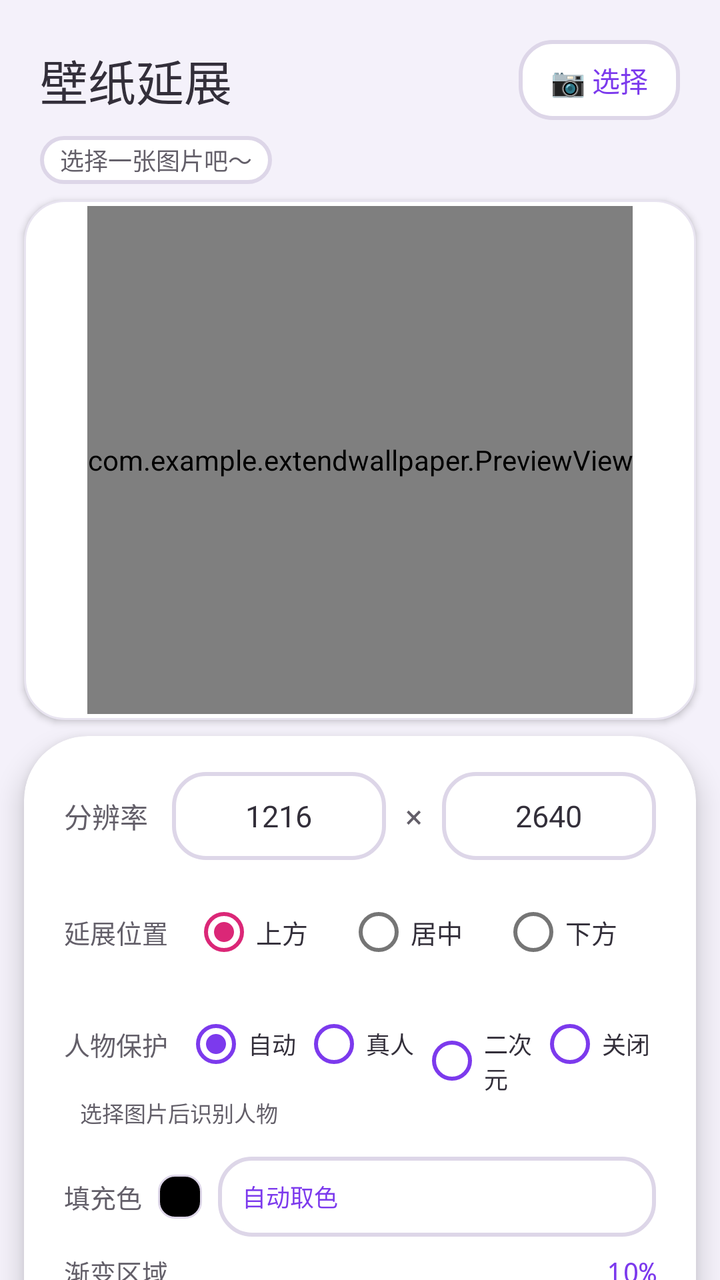
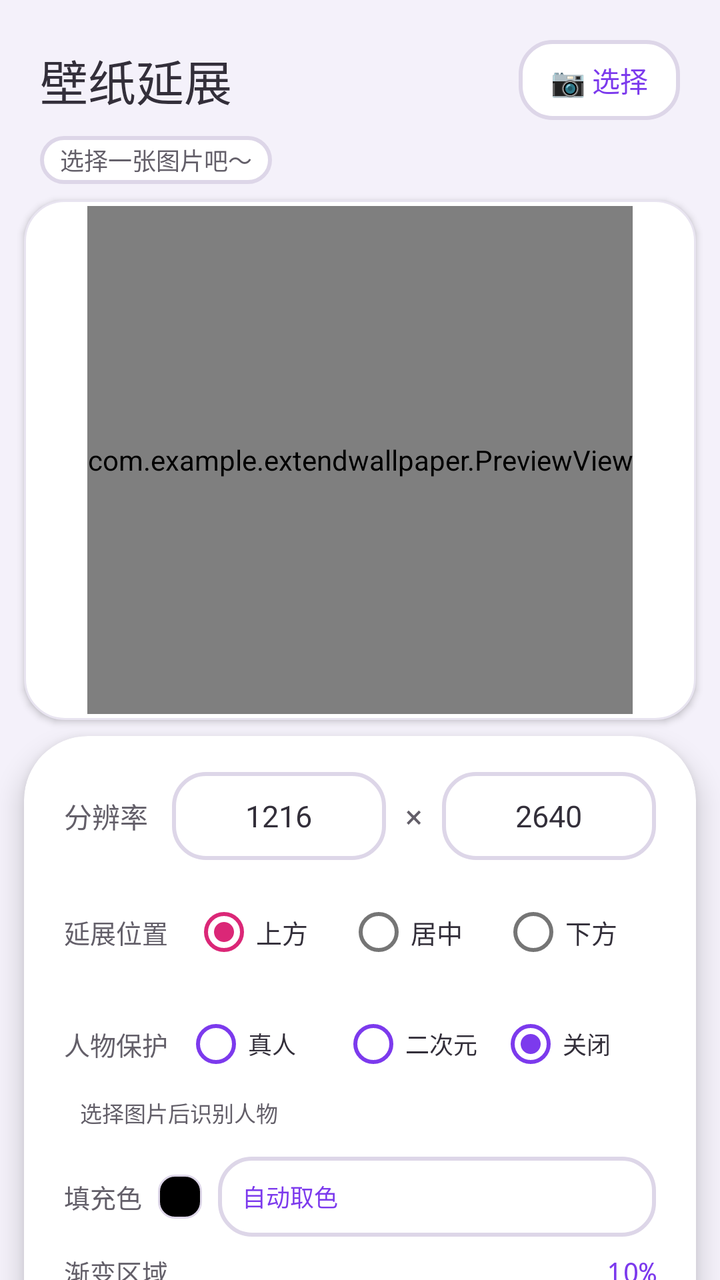

Two renders of the same Android screen: before a commit and after it. Below are the layout's source before the change and the commit's diff.
<!-- AndroidManifest.xml: application theme Theme.ExtendWallpaper -->
<!-- res/layout/activity_main.xml -->
<?xml version="1.0" encoding="utf-8"?>
<androidx.core.widget.NestedScrollView xmlns:android="http://schemas.android.com/apk/res/android"
    xmlns:app="http://schemas.android.com/apk/res-auto"
    android:layout_width="match_parent"
    android:layout_height="match_parent"
    android:background="@color/bg"
    android:fillViewport="true"
    android:fitsSystemWindows="true"
    android:clipToPadding="false"
    android:paddingBottom="12dp">

    <LinearLayout
        android:layout_width="match_parent"
        android:layout_height="wrap_content"
        android:orientation="vertical">

        
        <LinearLayout
            android:layout_width="match_parent"
            android:layout_height="56dp"
            android:gravity="center_vertical"
            android:paddingHorizontal="20dp"
            android:layout_marginTop="12dp">

            <TextView
                android:layout_width="0dp"
                android:layout_weight="1"
                android:layout_height="wrap_content"
                android:text="壁纸延展"
                android:textSize="24sp"
                android:textColor="@color/text_primary"
                android:fontFamily="sans-serif-medium" />

            <TextView
                android:id="@+id/btnPickImage"
                android:layout_width="wrap_content"
                android:layout_height="40dp"
                android:gravity="center"
                android:paddingHorizontal="16dp"
                android:text="📷 选择"
                android:textSize="14sp"
                android:textColor="@color/accent_primary"
                android:background="@drawable/input_field_bg"
                android:clickable="true"
                android:focusable="true" />
        </LinearLayout>

        <TextView
            android:id="@+id/tvImageInfo"
            android:layout_width="wrap_content"
            android:layout_height="24dp"
            android:layout_marginStart="20dp"
            android:layout_marginBottom="4dp"
            android:gravity="center_vertical"
            android:text="选择一张图片吧～"
            android:textSize="12sp"
            android:textColor="@color/text_muted"
            android:paddingHorizontal="10dp"
            android:background="@drawable/input_field_bg" />

        
        <FrameLayout
            android:layout_width="match_parent"
            android:layout_height="260dp"
            android:layout_marginHorizontal="12dp"
            android:layout_marginTop="4dp"
            android:layout_marginBottom="8dp"
            android:background="@drawable/preview_frame"
            android:elevation="2dp"
            android:gravity="center">

            <com.example.extendwallpaper.PreviewView
                android:id="@+id/previewView"
                android:layout_width="wrap_content"
                android:layout_height="match_parent"
                android:layout_gravity="center"
                android:layout_margin="3dp" />
        </FrameLayout>

        
        <androidx.cardview.widget.CardView
            android:layout_width="match_parent"
            android:layout_height="wrap_content"
            android:layout_marginHorizontal="12dp"
            android:layout_marginBottom="12dp"
            app:cardCornerRadius="32dp"
            app:cardElevation="8dp"
            app:cardBackgroundColor="@color/surface"
            android:clipChildren="false">

            <LinearLayout
                android:layout_width="match_parent"
                android:layout_height="wrap_content"
                android:orientation="vertical"
                android:paddingHorizontal="20dp"
                android:paddingTop="16dp"
                android:paddingBottom="20dp">

                <LinearLayout
                    android:layout_width="match_parent"
                    android:layout_height="48dp"
                    android:orientation="horizontal"
                    android:gravity="center_vertical"
                    android:layout_marginBottom="14dp">

                    <TextView
                        android:layout_width="wrap_content"
                        android:layout_height="wrap_content"
                        android:text="分辨率"
                        android:textSize="14sp"
                        android:textColor="@color/text_muted"
                        android:layout_marginEnd="12dp" />

                    <EditText
                        android:id="@+id/etPhoneWidth"
                        android:layout_width="0dp"
                        android:layout_weight="1"
                        android:layout_height="44dp"
                        android:inputType="number"
                        android:text="1216"
                        android:textColor="@color/text_primary"
                        android:textColorHint="#C4BFD0"
                        android:textSize="15sp"
                        android:gravity="center"
                        android:background="@drawable/input_field_bg" />

                    <TextView
                        android:layout_width="28dp"
                        android:layout_height="44dp"
                        android:gravity="center"
                        android:text="×"
                        android:textSize="16sp"
                        android:textColor="@color/text_muted" />

                    <EditText
                        android:id="@+id/etPhoneHeight"
                        android:layout_width="0dp"
                        android:layout_weight="1"
                        android:layout_height="44dp"
                        android:inputType="number"
                        android:text="2640"
                        android:textColor="@color/text_primary"
                        android:textColorHint="#C4BFD0"
                        android:textSize="15sp"
                        android:gravity="center"
                        android:background="@drawable/input_field_bg" />
                </LinearLayout>

                
                <LinearLayout
                    android:layout_width="match_parent"
                    android:layout_height="40dp"
                    android:orientation="horizontal"
                    android:gravity="center_vertical"
                    android:layout_marginBottom="8dp">

                    <TextView
                        android:layout_width="wrap_content"
                        android:layout_height="wrap_content"
                        android:text="延展位置"
                        android:textSize="13sp"
                        android:textColor="@color/text_muted"
                        android:layout_marginEnd="12dp" />

                    <RadioGroup
                        android:id="@+id/rgPosition"
                        android:layout_width="0dp"
                        android:layout_weight="1"
                        android:layout_height="wrap_content"
                        android:orientation="horizontal">

                        <RadioButton
                            android:id="@+id/rbTop"
                            android:layout_width="0dp"
                            android:layout_weight="1"
                            android:layout_height="wrap_content"
                            android:text="上方"
                            android:textSize="13sp"
                            android:textColor="@color/text_primary"
                            android:checked="true" />

                        <RadioButton
                            android:id="@+id/rbCenter"
                            android:layout_width="0dp"
                            android:layout_weight="1"
                            android:layout_height="wrap_content"
                            android:text="居中"
                            android:textSize="13sp"
                            android:textColor="@color/text_primary" />

                        <RadioButton
                            android:id="@+id/rbBottom"
                            android:layout_width="0dp"
                            android:layout_weight="1"
                            android:layout_height="wrap_content"
                            android:text="下方"
                            android:textSize="13sp"
                            android:textColor="@color/text_primary" />
                    </RadioGroup>
                </LinearLayout>

                
                <LinearLayout
                    android:layout_width="match_parent"
                    android:layout_height="wrap_content"
                    android:gravity="center_vertical"
                    android:layout_marginTop="4dp"
                    android:layout_marginBottom="2dp">

                    <TextView
                        android:layout_width="wrap_content"
                        android:layout_height="wrap_content"
                        android:text="人物保护"
                        android:textSize="13sp"
                        android:textColor="@color/text_muted"
                        android:layout_marginEnd="8dp" />

                    <RadioGroup
                        android:id="@+id/rgProtection"
                        android:layout_width="0dp"
                        android:layout_height="wrap_content"
                        android:layout_weight="1"
                        android:orientation="horizontal">

                        <RadioButton
                            android:id="@+id/rbProtectionAuto"
                            android:layout_width="0dp"
                            android:layout_height="wrap_content"
                            android:layout_weight="1"
                            android:buttonTint="@color/accent_primary"
                            android:text="自动"
                            android:textColor="@color/text_primary"
                            android:textSize="12sp"
                            android:checked="true" />

                        <RadioButton
                            android:id="@+id/rbProtectionReal"
                            android:layout_width="0dp"
                            android:layout_height="wrap_content"
                            android:layout_weight="1"
                            android:buttonTint="@color/accent_primary"
                            android:text="真人"
                            android:textColor="@color/text_primary"
                            android:textSize="12sp" />

                        <RadioButton
                            android:id="@+id/rbProtectionAnime"
                            android:layout_width="0dp"
                            android:layout_height="wrap_content"
                            android:layout_weight="1"
                            android:buttonTint="@color/accent_primary"
                            android:text="二次元"
                            android:textColor="@color/text_primary"
                            android:textSize="12sp" />

                        <RadioButton
                            android:id="@+id/rbProtectionOff"
                            android:layout_width="0dp"
                            android:layout_height="wrap_content"
                            android:layout_weight="1"
                            android:buttonTint="@color/accent_primary"
                            android:text="关闭"
                            android:textColor="@color/text_primary"
                            android:textSize="12sp" />
                    </RadioGroup>
                </LinearLayout>

                <LinearLayout
                    android:layout_width="match_parent"
                    android:layout_height="wrap_content"
                    android:gravity="center_vertical"
                    android:layout_marginBottom="4dp">

                    <ProgressBar
                        android:id="@+id/pbProtection"
                        style="?android:attr/progressBarStyleHorizontal"
                        android:layout_width="0dp"
                        android:layout_height="3dp"
                        android:layout_weight="1"
                        android:max="100"
                        android:progress="0"
                        android:progressTint="@color/accent_primary"
                        android:visibility="gone" />

                    <TextView
                        android:id="@+id/tvProtectionStatus"
                        android:layout_width="wrap_content"
                        android:layout_height="wrap_content"
                        android:layout_marginStart="8dp"
                        android:text="选择图片后识别人物"
                        android:textColor="@color/text_muted"
                        android:textSize="11sp" />
                </LinearLayout>

                <CheckBox
                    android:id="@+id/cbSameColor"
                    android:layout_width="wrap_content"
                    android:layout_height="wrap_content"
                    android:text="上下同色"
                    android:textSize="12sp"
                    android:textColor="@color/text_muted"
                    android:layout_marginTop="4dp"
                    android:checked="true"
                    android:visibility="gone" />

                
                <LinearLayout
                    android:layout_width="match_parent"
                    android:layout_height="44dp"
                    android:layout_marginTop="8dp"
                    android:gravity="center_vertical"
                    android:orientation="horizontal">

                    <TextView
                        android:layout_width="wrap_content"
                        android:layout_height="wrap_content"
                        android:text="填充色"
                        android:textSize="13sp"
                        android:textColor="@color/text_muted"
                        android:layout_marginEnd="8dp" />

                    <View
                        android:id="@+id/vColorSwatch"
                        android:layout_width="22dp"
                        android:layout_height="22dp"
                        android:layout_marginEnd="8dp"
                        android:background="@drawable/color_swatch" />

                    <TextView
                        android:id="@+id/tvColorMode"
                        android:layout_width="0dp"
                        android:layout_weight="1"
                        android:layout_height="40dp"
                        android:gravity="center_vertical"
                        android:paddingHorizontal="12dp"
                        android:text="自动取色"
                        android:textSize="12sp"
                        android:textColor="@color/accent_primary"
                        android:background="@drawable/input_field_bg"
                        android:clickable="true"
                        android:focusable="true"
                        android:contentDescription="打开填充颜色选择" />
                </LinearLayout>

                <LinearLayout
                    android:layout_width="match_parent"
                    android:layout_height="wrap_content"
                    android:gravity="center_vertical"
                    android:layout_marginTop="6dp"
                    android:layout_marginBottom="2dp">

                    <TextView
                        android:layout_width="0dp"
                        android:layout_weight="1"
                        android:layout_height="wrap_content"
                        android:text="渐变区域"
                        android:textSize="13sp"
                        android:textColor="@color/text_muted" />

                    <TextView
                        android:id="@+id/tvModifyZone"
                        android:layout_width="wrap_content"
                        android:layout_height="wrap_content"
                        android:text="10%"
                        android:textSize="14sp"
                        android:textColor="@color/accent_primary"
                        android:fontFamily="monospace" />
                </LinearLayout>

                <SeekBar
                    android:id="@+id/sbModifyZone"
                    android:layout_width="match_parent"
                    android:layout_height="24dp"
                    android:max="100"
                    android:progress="10"
                    android:thumbTint="@color/accent_primary"
                    android:progressTint="@color/accent_primary"
                    android:progressBackgroundTint="#E8E4F0"
                    android:layout_marginBottom="12dp" />

                <LinearLayout
                    android:id="@+id/btnGenerate"
                    android:layout_width="match_parent"
                    android:layout_height="56dp"
                    android:gravity="center"
                    android:background="@drawable/btn_primary"
                    android:clickable="true"
                    android:focusable="true"
                    android:elevation="4dp">

                    <ProgressBar
                        android:id="@+id/progressBar"
                        android:layout_width="20dp"
                        android:layout_height="20dp"
                        android:layout_marginEnd="8dp"
                        android:visibility="gone"
                        android:indeterminateTint="@color/text_on_primary" />

                    <TextView
                        android:layout_width="wrap_content"
                        android:layout_height="wrap_content"
                        android:text="生成壁纸 ✨"
                        android:textSize="16sp"
                        android:textColor="@color/text_on_primary"
                        android:fontFamily="sans-serif-medium" />
                </LinearLayout>

                <TextView
                    android:id="@+id/tvResult"
                    android:layout_width="match_parent"
                    android:layout_height="wrap_content"
                    android:layout_marginTop="6dp"
                    android:textSize="11sp"
                    android:textColor="@color/text_muted"
                    android:gravity="center" />
            </LinearLayout>
        </androidx.cardview.widget.CardView>
    </LinearLayout>
</androidx.core.widget.NestedScrollView>
<!-- resources referenced by this layout -->
<resources>
  <color name="accent_primary">#7C3AED</color>
  <color name="bg">#F4F1FA</color>
  <color name="surface">#FFFFFF</color>
  <color name="text_muted">#635F69</color>
  <color name="text_on_primary">#FFFFFF</color>
  <color name="text_primary">#332F3A</color>
  <!-- drawable btn_primary (drawable) -->
  <?xml version="1.0" encoding="utf-8"?>
  <shape xmlns:android="http://schemas.android.com/apk/res/android">
      <gradient android:startColor="#A78BFA" android:endColor="#7C3AED" android:angle="135" />
      <corners android:radius="28dp" />
  </shape>
  <!-- drawable color_swatch (drawable) -->
  <?xml version="1.0" encoding="utf-8"?>
  <shape xmlns:android="http://schemas.android.com/apk/res/android" android:shape="rectangle">
      <corners android:radius="8dp" />
      <solid android:color="#000000" />
      <stroke android:width="1dp" android:color="@color/border" />
  </shape>
  <!-- drawable input_field_bg (drawable) -->
  <?xml version="1.0" encoding="utf-8"?>
  <shape xmlns:android="http://schemas.android.com/apk/res/android">
      <solid android:color="#FFFFFF" />
      <corners android:radius="16dp" />
      <stroke android:width="2dp" android:color="#DDD6E8" />
  </shape>
  <!-- drawable preview_frame (drawable) -->
  <?xml version="1.0" encoding="utf-8"?>
  <shape xmlns:android="http://schemas.android.com/apk/res/android">
      <solid android:color="@color/surface" />
      <corners android:radius="20dp" />
      <stroke android:width="1dp" android:color="#E8E4F0" />
  </shape>
  <style name="Theme.ExtendWallpaper" parent="Theme.MaterialComponents.Light.NoActionBar">
          <item name="colorPrimary">@color/accent_primary</item>
          <item name="colorPrimaryVariant">@color/accent_light</item>
          <item name="colorOnPrimary">@color/text_on_primary</item>
          <item name="colorSecondary">@color/accent_secondary</item>
          <item name="android:statusBarColor">@color/bg</item>
          <item name="android:navigationBarColor">@color/surface</item>
      </style>
  <color name="border">#DDD6E8</color>
  <color name="accent_light">#A78BFA</color>
  <color name="accent_secondary">#DB2777</color>
</resources>

<!-- the commit's change to res/layout/activity_main.xml (unified diff, before → after) -->
@@ -201,6 +201,7 @@
 
                 
                 <LinearLayout
+                    android:id="@+id/personProtectionControls"
                     android:layout_width="match_parent"
                     android:layout_height="wrap_content"
                     android:gravity="center_vertical"
@@ -223,17 +224,6 @@
                         android:orientation="horizontal">
 
                         <RadioButton
-                            android:id="@+id/rbProtectionAuto"
-                            android:layout_width="0dp"
-                            android:layout_height="wrap_content"
-                            android:layout_weight="1"
-                            android:buttonTint="@color/accent_primary"
-                            android:text="自动"
-                            android:textColor="@color/text_primary"
-                            android:textSize="12sp"
-                            android:checked="true" />
-
-                        <RadioButton
                             android:id="@+id/rbProtectionReal"
                             android:layout_width="0dp"
                             android:layout_height="wrap_content"
@@ -261,11 +251,13 @@
                             android:buttonTint="@color/accent_primary"
                             android:text="关闭"
                             android:textColor="@color/text_primary"
-                            android:textSize="12sp" />
+                            android:textSize="12sp"
+                            android:checked="true" />
                     </RadioGroup>
                 </LinearLayout>
 
                 <LinearLayout
+                    android:id="@+id/personProtectionStatus"
                     android:layout_width="match_parent"
                     android:layout_height="wrap_content"
                     android:gravity="center_vertical"
